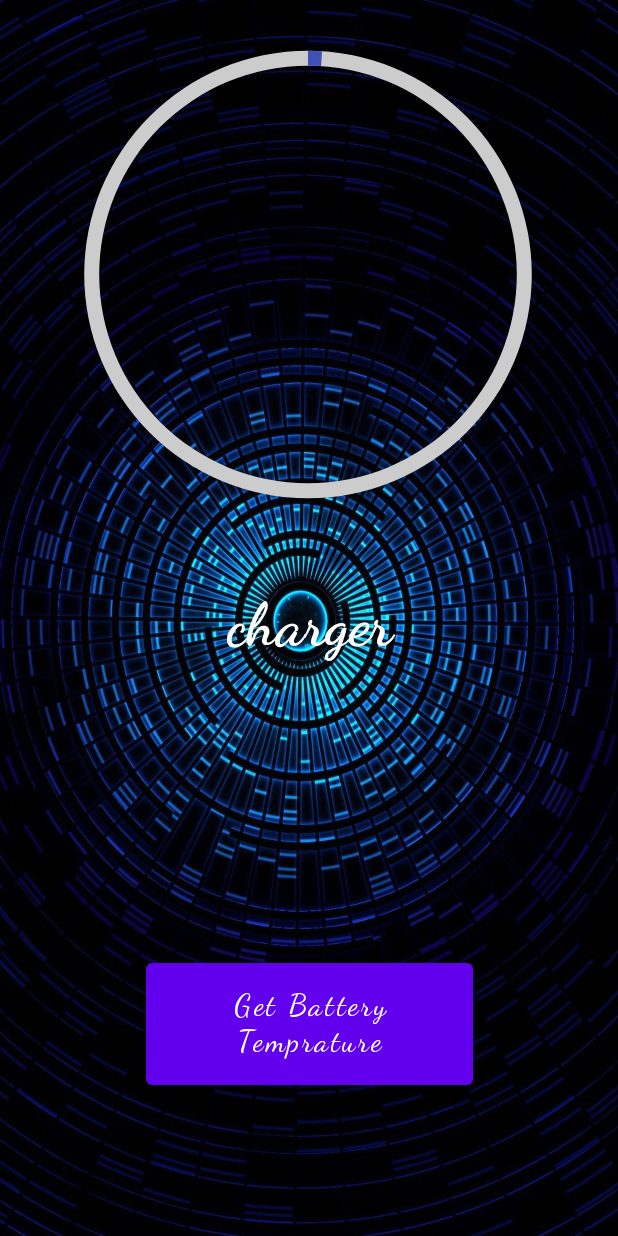
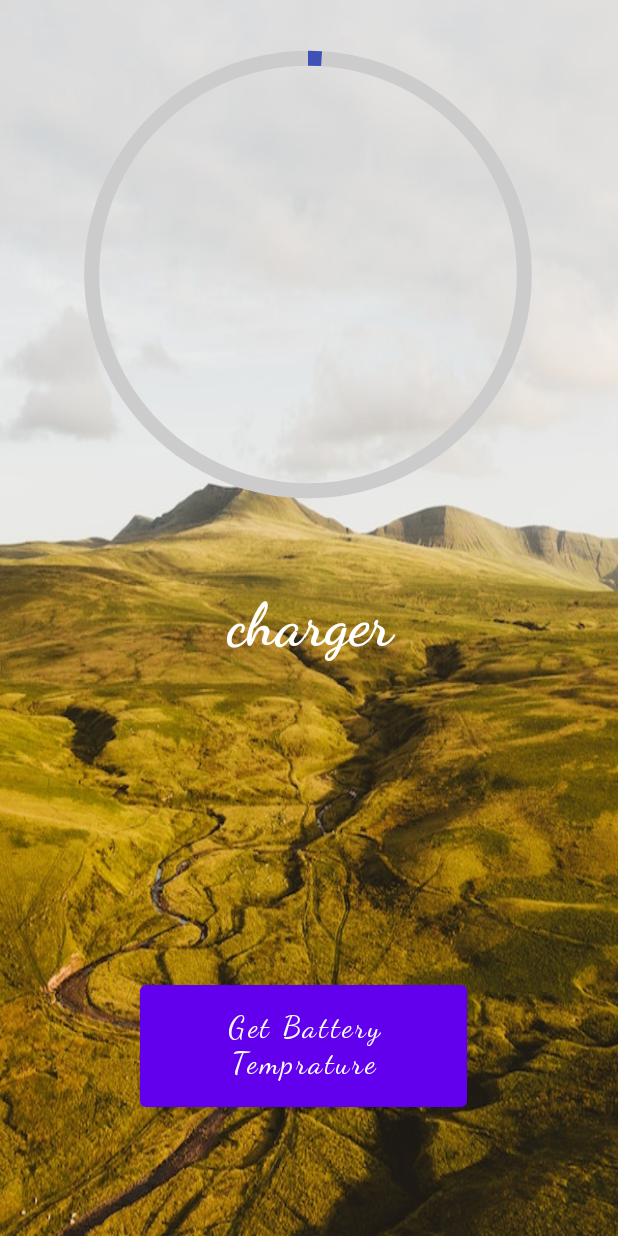
Before and after one commit to alkaz1/BatteryManager, an Android app: the screen it shows after launch (MainActivity), on a phone screen of 412 x 824 dp. Run offline under Robolectric (Android 15) with nearby library versions, the phone set to English and light mode, and no system bars.

Commit message:
Added new background and changed the way It shows battery Information.

```diff
--- a/app/src/main/res/layout/activity_main.xml
+++ b/app/src/main/res/layout/activity_main.xml
@@ -4,7 +4,7 @@
     xmlns:tools="http://schemas.android.com/tools"
     android:layout_width="match_parent"
     android:layout_height="match_parent"
-    android:background="@drawable/vikas04241"
+    android:background="@drawable/bg"
 
     tools:context=".MainActivity">
 
@@ -36,8 +36,10 @@
         android:textSize="20sp"
         app:layout_constraintBottom_toBottomOf="parent"
         app:layout_constraintEnd_toEndOf="parent"
+        app:layout_constraintHorizontal_bias="0.481"
         app:layout_constraintStart_toStartOf="parent"
-        app:layout_constraintTop_toBottomOf="@+id/textView" />
+        app:layout_constraintTop_toBottomOf="@+id/textView"
+        app:layout_constraintVertical_bias="1.0" />
 
     <TextView
         android:id="@+id/textView"
```
Also changed, not shown: app/src/main/java/com/example/batterymanagerjava/MainActivity.java (+4 -3 lines), app/src/main/res/drawable-v24/battery.png (added), app/src/main/res/drawable-v24/bg.jpg (added), app/src/main/res/drawable/battery.jpg (deleted).
